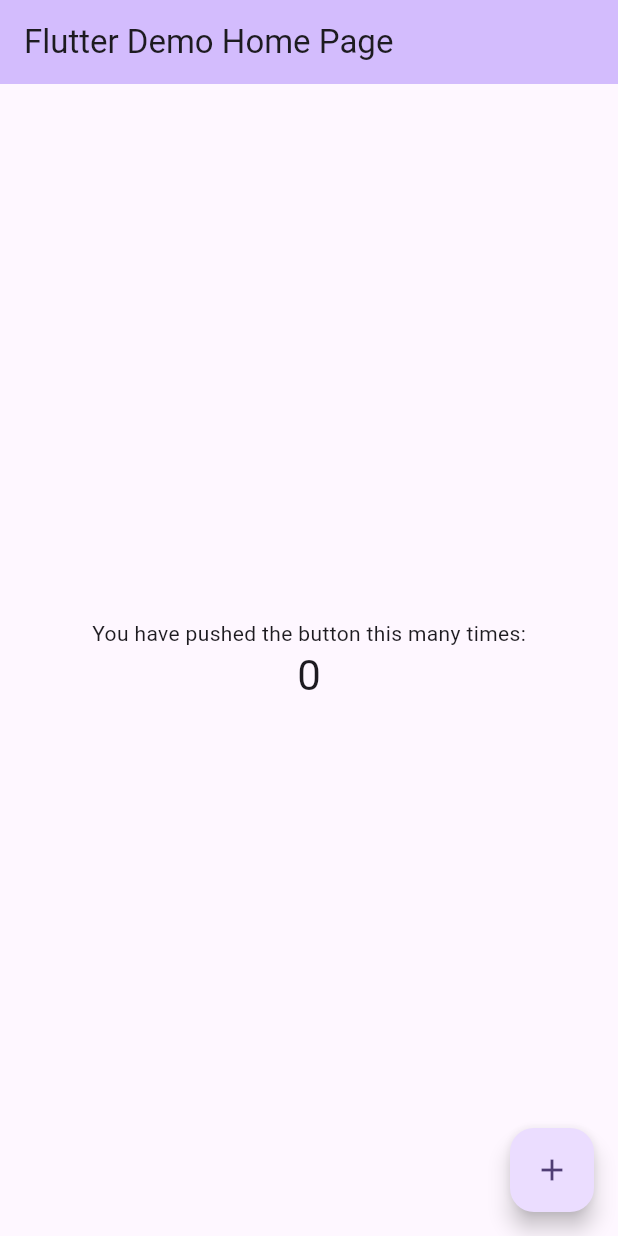
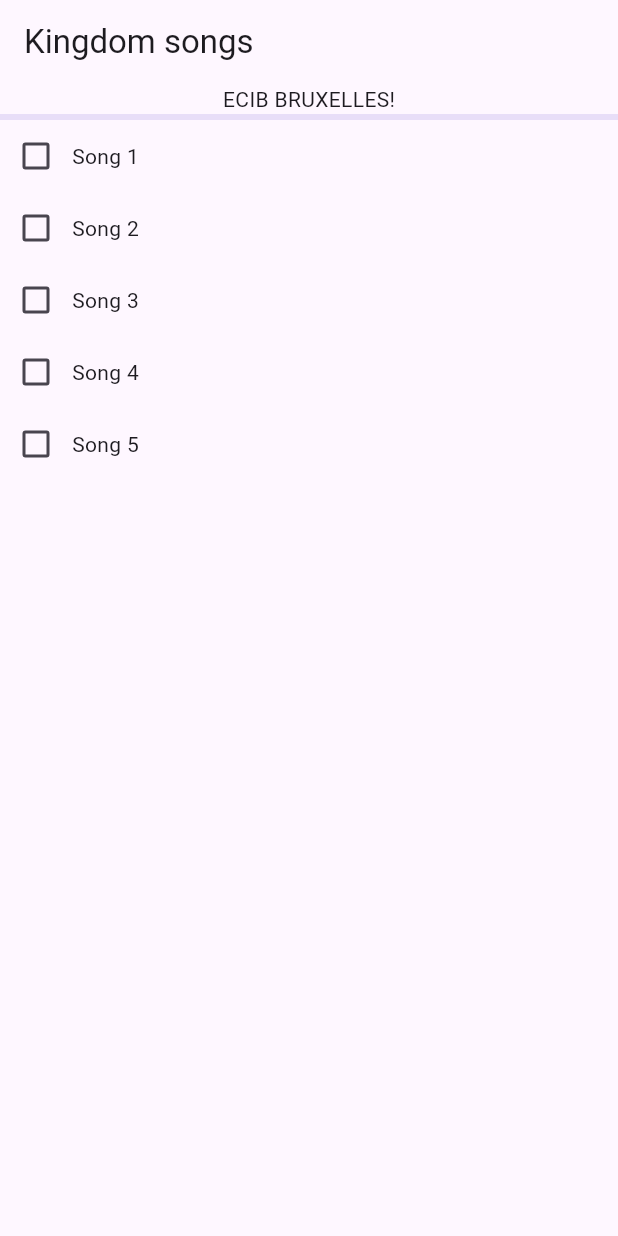
Before and after one commit to n-kmron/my_first_flutter, a Flutter app: the screen it shows after launch, on a phone screen of 412 x 824 dp. Run offline on Flutter 3.47's test engine with Material 3 defaults, Android fonts, the phone set to English and light mode, and no system bars.

Commit message:
create my first todo list in flutter

```diff
--- a/lib/main.dart
+++ b/lib/main.dart
@@ -1,125 +1,73 @@
 import 'package:flutter/material.dart';
 
-void main() {
-  runApp(const MyApp());
+void main() => runApp(const MaterialApp(
+    home: HomePage()));
+
+class HomePage extends StatelessWidget {
+  const HomePage({
+    super.key,
+  });
+
+  @override
+  Widget build(BuildContext context) {
+    return Scaffold(
+        appBar: AppBar(title: const Text("Kingdom songs")),
+        body: Column(
+          children: [
+            Progress(),
+            TaskList(),
+          ],
+        ));
+  }
 }
 
-class MyApp extends StatelessWidget {
-  const MyApp({super.key});
-
-  // This widget is the root of your application.
+class Progress extends StatelessWidget {
   @override
   Widget build(BuildContext context) {
-    return MaterialApp(
-      title: 'Flutter Demo',
-      theme: ThemeData(
-        // This is the theme of your application.
-        //
-        // TRY THIS: Try running your application with "flutter run". You'll see
-        // the application has a purple toolbar. Then, without quitting the app,
-        // try changing the seedColor in the colorScheme below to Colors.green
-        // and then invoke "hot reload" (save your changes or press the "hot
-        // reload" button in a Flutter-supported IDE, or press "r" if you used
-        // the command line to start the app).
-        //
-        // Notice that the counter didn't reset back to zero; the application
-        // state is not lost during the reload. To reset the state, use hot
-        // restart instead.
-        //
-        // This works for code too, not just values: Most code changes can be
-        // tested with just a hot reload.
-        colorScheme: ColorScheme.fromSeed(seedColor: Colors.deepPurple),
-        useMaterial3: true,
-      ),
-      home: const MyHomePage(title: 'Flutter Demo Home Page'),
+    return const Column(
+      children: [
+        Text("ECIB BRUXELLES!"),
+        LinearProgressIndicator(value: 0.0),
+      ],
     );
   }
 }
 
-class MyHomePage extends StatefulWidget {
-  const MyHomePage({super.key, required this.title});
+class TaskList extends StatelessWidget {
+  @override
+  Widget build(BuildContext context) {
+    return Column(
+      children: [
+        TaskItem(label: "Song 1"),
+        for (var i=2; i<6; i++) TaskItem(label: "Song $i")
+      ],
+    );
+  }
+}
 
-  // This widget is the home page of your application. It is stateful, meaning
-  // that it has a State object (defined below) that contains fields that affect
-  // how it looks.
+class TaskItem extends StatefulWidget {
+  final String label;
 
-  // This class is the configuration for the state. It holds the values (in this
-  // case the title) provided by the parent (in this case the App widget) and
-  // used by the build method of the State. Fields in a Widget subclass are
-  // always marked "final".
-
-  final String title;
+  TaskItem({required this.label});
 
   @override
-  State<MyHomePage> createState() => _MyHomePageState();
+  State<TaskItem> createState() => _TaskItemState();
 }
 
-class _MyHomePageState extends State<MyHomePage> {
-  int _counter = 0;
-
-  void _incrementCounter() {
-    setState(() {
-      // This call to setState tells the Flutter framework that something has
-      // changed in this State, which causes it to rerun the build method below
-      // so that the display can reflect the updated values. If we changed
-      // _counter without calling setState(), then the build method would not be
-      // called again, and so nothing would appear to happen.
-      _counter++;
-    });
-  }
+class _TaskItemState extends State<TaskItem> {
+  bool _value = false;
 
   @override
   Widget build(BuildContext context) {
-    // This method is rerun every time setState is called, for instance as done
-    // by the _incrementCounter method above.
-    //
-    // The Flutter framework has been optimized to make rerunning build methods
-    // fast, so that you can just rebuild anything that needs updating rather
-    // than having to individually change instances of widgets.
-    return Scaffold(
-      appBar: AppBar(
-        // TRY THIS: Try changing the color here to a specific color (to
-        // Colors.amber, perhaps?) and trigger a hot reload to see the AppBar
-        // change color while the other colors stay the same.
-        backgroundColor: Theme.of(context).colorScheme.inversePrimary,
-        // Here we take the value from the MyHomePage object that was created by
-        // the App.build method, and use it to set our appbar title.
-        title: Text(widget.title),
-      ),
-      body: Center(
-        // Center is a layout widget. It takes a single child and positions it
-        // in the middle of the parent.
-        child: Column(
-          // Column is also a layout widget. It takes a list of children and
-          // arranges them vertically. By default, it sizes itself to fit its
-          // children horizontally, and tries to be as tall as its parent.
-          //
-          // Column has various properties to control how it sizes itself and
-          // how it positions its children. Here we use mainAxisAlignment to
-          // center the children vertically; the main axis here is the vertical
-          // axis because Columns are vertical (the cross axis would be
-          // horizontal).
-          //
-          // TRY THIS: Invoke "debug painting" (choose the "Toggle Debug Paint"
-          // action in the IDE, or press "p" in the console), to see the
-          // wireframe for each widget.
-          mainAxisAlignment: MainAxisAlignment.center,
-          children: <Widget>[
-            const Text(
-              'You have pushed the button this many times:',
-            ),
-            Text(
-              '$_counter',
-              style: Theme.of(context).textTheme.headlineMedium,
-            ),
-          ],
-        ),
-      ),
-      floatingActionButton: FloatingActionButton(
-        onPressed: _incrementCounter,
-        tooltip: 'Increment',
-        child: const Icon(Icons.add),
-      ), // This trailing comma makes auto-formatting nicer for build methods.
+    return Row(
+      children: [
+        //redraw when the _value change
+
+        Checkbox(value: _value, onChanged: toggle),
+        Text(widget.label),
+      ],
     );
   }
+
+  void toggle(_) => setState(() => _value = !_value);
 }
```
